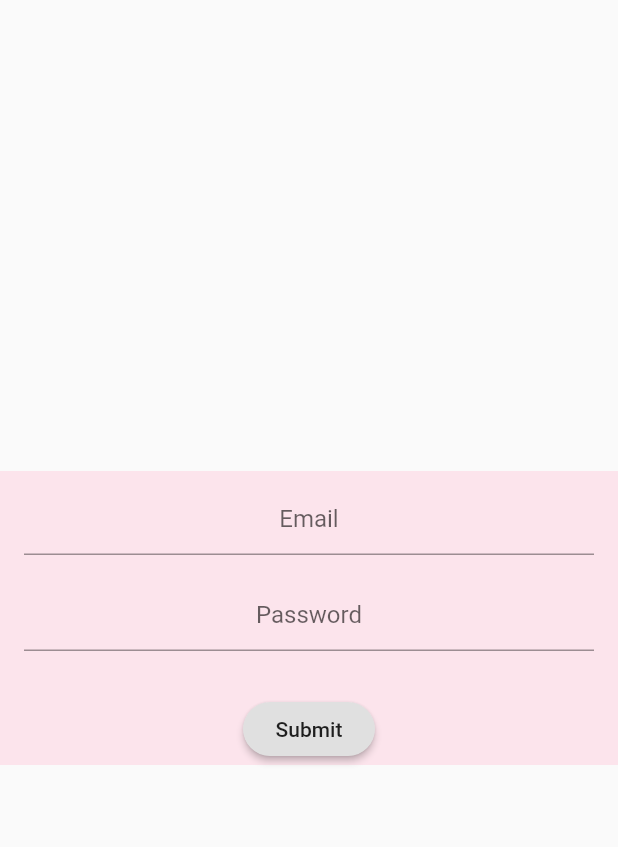
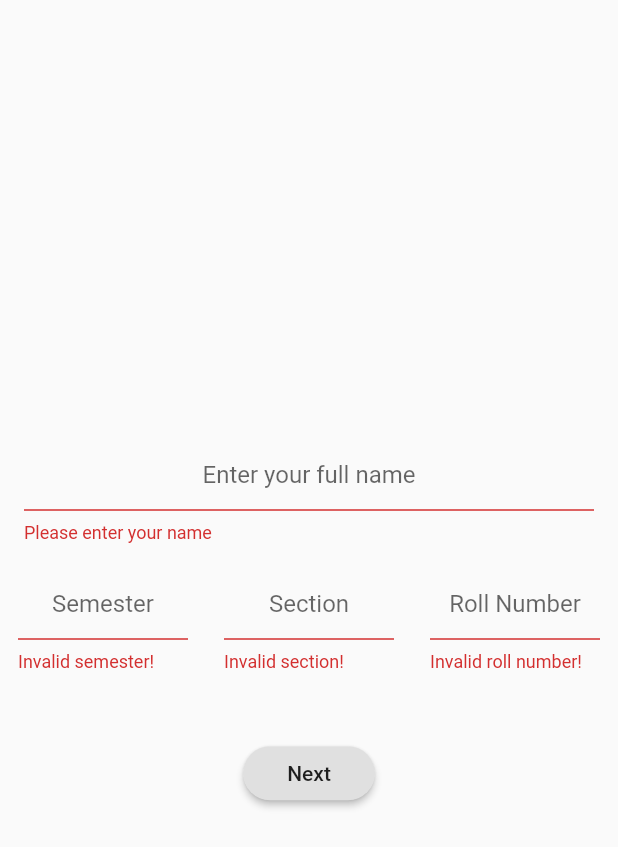
Before and after one commit to divyanshukrtiwari/campus-connect, a Flutter app: the screen it shows after launch, after a tap on "Next", on a phone screen of 412 x 824 dp. Shown: the top 847 px of the screen. Run offline on Flutter 3.47's test engine with Material 2 defaults, Android fonts, the phone set to English and light mode, and no system bars.

Commit message:
added auth screen

```diff
--- a/lib/main.dart
+++ b/lib/main.dart
@@ -1,5 +1,6 @@
 import 'package:flutter/material.dart';
-import 'package:my_class/ui/auth/walkthrough_screen.dart';
+import 'package:my_class/ui/auth/auth_screen.dart';
+import 'package:my_class/ui/auth/auth_set2.dart';
 
 void main() {
   runApp(MyApp());
@@ -14,7 +15,10 @@ class MyApp extends StatelessWidget {
         primarySwatch: Colors.blue,
         visualDensity: VisualDensity.adaptivePlatformDensity,
       ),
-      home: WalkthroughScreen(),
+      home: AuthScreen(),
+      routes: {
+        AuthSet2.routeName: (ctx) => AuthSet2(),
+      },
     );
   }
 }
--- a/lib/ui/auth/auth_form.dart
+++ /dev/null
@@ -1,227 +0,0 @@
-import 'package:flutter/material.dart';
-
-enum AuthQueSet { Set1, Set2 }
-
-class AuthForm extends StatefulWidget {
-  @override
-  _AuthFormState createState() => _AuthFormState();
-}
-
-class _AuthFormState extends State<AuthForm> {
-  AuthQueSet authQueSet = AuthQueSet.Set1;
-  @override
-  Widget build(BuildContext context) {
-    final size = MediaQuery.of(context).size;
-    return Center(
-      child: SingleChildScrollView(
-        child: Stack(
-          children: [
-            Container(
-              color: Colors.pink[50],
-              child: Form(
-                child: authQueSet == AuthQueSet.Set1
-                    ? Column(
-                        children: [
-                          Padding(
-                            padding: const EdgeInsets.symmetric(
-                                horizontal: 16, vertical: 8),
-                            child: TextFormField(
-                              decoration: InputDecoration(
-                                //labelText: 'Enter your Name',
-                                hintText: 'Enter your name',
-                                // border: OutlineInputBorder(
-                                // borderRadius: BorderRadius.circular(30),
-                                // ),
-                              ),
-                              style: TextStyle(
-                                color: Theme.of(context).primaryColor,
-                              ),
-                              textAlign: TextAlign.center,
-                              validator: (value) {
-                                if (value.isEmpty) {
-                                  return 'Please enter your name';
-                                }
-                              },
-                              onSaved: (value) {
-                                //_authData['username'] = value;
-                              },
-                            ),
-                          ),
-                          Row(
-                            children: [
-                              Flexible(
-                                child: Padding(
-                                  padding: const EdgeInsets.symmetric(
-                                      horizontal: 12, vertical: 8),
-                                  child: TextFormField(
-                                    decoration: InputDecoration(
-                                      //labelText: 'Semester',
-                                      hintText: 'Semester',
-                                      // border: OutlineInputBorder(
-                                      //   borderRadius: BorderRadius.circular(30),
-                                      // ),
-                                    ),
-                                    textAlign: TextAlign.center,
-                                    style: TextStyle(
-                                        color: Theme.of(context).primaryColor),
-                                    validator: (value) {
-                                      if (value.isEmpty) {
-                                        return 'Invalid username!';
-                                      }
-                                    },
-                                    onSaved: (value) {
-                                      //_authData['username'] = value;
-                                    },
-                                  ),
-                                ),
-                              ),
-                              Flexible(
-                                child: Padding(
-                                  padding: const EdgeInsets.symmetric(
-                                      horizontal: 12, vertical: 8),
-                                  child: TextFormField(
-                                    decoration: InputDecoration(
-                                      //labelText: 'Section',
-                                      hintText: 'Section',
-                                      // border: OutlineInputBorder(
-                                      //   borderRadius: BorderRadius.circular(30),
-                                      // ),
-                                    ),
-                                    textAlign: TextAlign.center,
-                                    style: TextStyle(
-                                        color: Theme.of(context).primaryColor),
-                                    validator: (value) {
-                                      if (value.isEmpty) {
-                                        return 'Invalid username!';
-                                      }
-                                    },
-                                    onSaved: (value) {
-                                      //_authData['username'] = value;
-                                    },
-                                  ),
-                                ),
-                              ),
-                              Flexible(
-                                child: Padding(
-                                  padding: const EdgeInsets.symmetric(
-                                      horizontal: 12, vertical: 8),
-                                  child: TextFormField(
-                                    decoration: InputDecoration(
-                                      //labelText: 'Roll Number',
-                                      hintText: 'Roll Number',
-                                      // border: OutlineInputBorder(
-                                      //   borderRadius: BorderRadius.circular(30),
-                                      // ),
-                                    ),
-                                    textAlign: TextAlign.center,
-                                    keyboardType: TextInputType.phone,
-                                    style: TextStyle(
-                                        color: Theme.of(context).primaryColor),
-                                    validator: (value) {
-                                      if (value.isEmpty) {
-                                        return 'Invalid username!';
-                                      }
-                                    },
-                                    onSaved: (value) {
-                                      //_authData['username'] = value;
-                                    },
-                                  ),
-                                ),
-                              ),
-                            ],
-                          ),
-                          SizedBox(
-                            height: 35,
-                          ),
-                          RaisedButton(
-                            onPressed: () {
-                              setState(() {
-                                authQueSet = AuthQueSet.Set2;
-                              });
-                            },
-                            shape: RoundedRectangleBorder(
-                              borderRadius: BorderRadius.circular(
-                                20,
-                              ),
-                            ),
-                            child: Text(
-                              "Next",
-                              // style: TextStyle(
-                              //   fontSize: 18,
-                              // ),
-                            ),
-                          )
-                        ],
-                      )
-                    : Column(
-                        children: [
-                          Padding(
-                            padding: const EdgeInsets.symmetric(
-                                horizontal: 16, vertical: 8),
-                            child: TextFormField(
-                              decoration: InputDecoration(
-                                //labelText: 'Email',
-                                hintText: 'Email',
-                                // border: OutlineInputBorder(
-                                //   borderRadius: BorderRadius.circular(30),
-                                // ),
-                              ),
-                              textAlign: TextAlign.center,
-                              keyboardType: TextInputType.emailAddress,
-                              style: TextStyle(
-                                  color: Theme.of(context).primaryColor),
-                              validator: (value) {
-                                if (value.isEmpty) {
-                                  return 'Please enter a valid ';
-                                }
-                              },
-                              onSaved: (value) {
-                                //_authData['username'] = value;
-                              },
-                            ),
-                          ),
-                          Padding(
-                            padding: const EdgeInsets.symmetric(
-                                horizontal: 16, vertical: 8),
-                            child: TextFormField(
-                              decoration: InputDecoration(
-                                //labelText: 'Password',
-                                hintText: 'Password',
-                                // border: OutlineInputBorder(
-                                //   borderRadius: BorderRadius.circular(30),
-                                // ),
-                              ),
-                              textAlign: TextAlign.center,
-                              keyboardType: TextInputType.emailAddress,
-                              style: TextStyle(
-                                  color: Theme.of(context).primaryColor),
-                              validator: (value) {
-                                if (value.isEmpty) {
-                                  return 'Please enter a valid password';
-                                }
-                              },
-                              onSaved: (value) {
-                                //_authData['username'] = value;
-                              },
-                            ),
-                          ),
-                          SizedBox(
-                            height: 20,
-                          ),
-                          RaisedButton(
-                            onPressed: () {},
-                            child: Text("Submit"),
-                            shape: RoundedRectangleBorder(
-                              borderRadius: BorderRadius.circular(20),
-                            ),
-                          )
-                        ],
-                      ),
-              ),
-            ),
-          ],
-        ),
-      ),
-    );
-  }
-}
--- /dev/null
+++ b/lib/ui/auth/auth_screen.dart
@@ -0,0 +1,25 @@
+import 'package:flutter/material.dart';
+import 'package:my_class/ui/auth/auth_set1.dart';
+import 'package:my_class/ui/auth/auth_set2.dart';
+
+
+class AuthScreen extends StatefulWidget {
+  @override
+  _AuthScreenState createState() => _AuthScreenState();
+}
+
+class _AuthScreenState extends State<AuthScreen> {
+
+  @override
+  Widget build(BuildContext context) {
+    return Scaffold(
+      body: Center(
+        child: SingleChildScrollView(
+          child: Container(
+            child: AuthSet1(),
+          ),
+        ),
+      ),
+    );
+  }
+}
--- /dev/null
+++ b/lib/ui/auth/auth_set1.dart
@@ -0,0 +1,147 @@
+import 'package:flutter/material.dart';
+
+import 'auth_set2.dart';
+
+class AuthSet1 extends StatefulWidget {
+  @override
+  _AuthSet1State createState() => _AuthSet1State();
+}
+
+class _AuthSet1State extends State<AuthSet1> {
+  final _formKey = GlobalKey<FormState>();
+
+  Map<String, String> _authDataSet1 = {
+    'name': '',
+    'sem': '',
+    'sec': '',
+    'rollno': '',
+  };
+  @override
+  Widget build(BuildContext context) {
+    return Form(
+      key: _formKey,
+      child: Column(
+        mainAxisSize: MainAxisSize.min,
+        children: [
+          Padding(
+            padding: const EdgeInsets.symmetric(horizontal: 16, vertical: 8),
+            child: TextFormField(
+              decoration: InputDecoration(
+                hintText: 'Enter your full name',
+              ),
+              style: TextStyle(
+                color: Theme.of(context).primaryColor,
+              ),
+              textAlign: TextAlign.center,
+              validator: (value) {
+                if (value.isEmpty || value.length < 4) {
+                  return 'Please enter your name';
+                }
+                return null;
+              },
+              onSaved: (value) {
+                _authDataSet1['name'] = value;
+              },
+            ),
+          ),
+          Row(
+            children: [
+              Flexible(
+                child: Padding(
+                  padding:
+                      const EdgeInsets.symmetric(horizontal: 12, vertical: 8),
+                  child: TextFormField(
+                    decoration: InputDecoration(
+                      hintText: 'Semester',
+                    ),
+                    textAlign: TextAlign.center,
+                    keyboardType: TextInputType.phone,
+                    style: TextStyle(color: Theme.of(context).primaryColor),
+                    validator: (value) {
+                      if (value.isEmpty) {
+                        return 'Invalid semester!';
+                      }
+                      return null;
+                    },
+                    onSaved: (value) {
+                      _authDataSet1['semester'] = value;
+                    },
+                  ),
+                ),
+              ),
+              Flexible(
+                child: Padding(
+                  padding:
+                      const EdgeInsets.symmetric(horizontal: 12, vertical: 8),
+                  child: TextFormField(
+                    decoration: InputDecoration(
+                      hintText: 'Section',
+                    ),
+                    textAlign: TextAlign.center,
+                    style: TextStyle(color: Theme.of(context).primaryColor),
+                    validator: (value) {
+                      if (value.isEmpty) {
+                        return 'Invalid section!';
+                      }
+                      return null;
+                    },
+                    onSaved: (value) {
+                      _authDataSet1['section'] = value;
+                    },
+                  ),
+                ),
+              ),
+              Flexible(
+                child: Padding(
+                  padding:
+                      const EdgeInsets.symmetric(horizontal: 12, vertical: 8),
+                  child: TextFormField(
+                    decoration: InputDecoration(
+                      hintText: 'Roll Number',
+                    ),
+                    textAlign: TextAlign.center,
+                    keyboardType: TextInputType.phone,
+                    style: TextStyle(color: Theme.of(context).primaryColor),
+                    validator: (value) {
+                      if (value.isEmpty) {
+                        return 'Invalid roll number!';
+                      }
+                    },
+                    onSaved: (value) {
+                      _authDataSet1['rollno'] = value;
+                    },
+                  ),
+                ),
+              ),
+            ],
+          ),
+          SizedBox(
+            height: 35,
+          ),
+          RaisedButton(
+            onPressed: () {
+              final isValid = _formKey.currentState.validate();
+
+              FocusScope.of(context).unfocus();
+
+              if (isValid) {
+                Navigator.of(context).pushNamed(AuthSet2.routeName, arguments: [
+                _authDataSet1['name'],
+                _authDataSet1['semester'],
+                _authDataSet1['section'],
+                _authDataSet1['rollno'],
+              ]);
+              }
+            },
+            shape: RoundedRectangleBorder(
+              borderRadius: BorderRadius.circular(
+                20,
+              ),
+            ),
+            child: Text("Next"),
+          )
+        ],
+      ),
+    );
+  }
+}
--- /dev/null
+++ b/lib/ui/auth/auth_set2.dart
@@ -0,0 +1,84 @@
+import 'package:flutter/material.dart';
+
+class AuthSet2 extends StatefulWidget {
+  static const routeName = 'AuthSet2';
+  @override
+  _AuthSet2State createState() => _AuthSet2State();
+}
+
+class _AuthSet2State extends State<AuthSet2> {
+  @override
+  Widget build(BuildContext context) {
+    return Scaffold(
+      body: Center(
+        child: Container(
+          child: Form(
+            child: Column(
+              mainAxisSize: MainAxisSize.min,
+              children: [
+                Padding(
+                  padding:
+                      const EdgeInsets.symmetric(horizontal: 16, vertical: 8),
+                  child: TextFormField(
+                    decoration: InputDecoration(
+                      //labelText: 'Email',
+                      hintText: 'Email',
+                      // border: OutlineInputBorder(
+                      //   borderRadius: BorderRadius.circular(30),
+                      // ),
+                    ),
+                    textAlign: TextAlign.center,
+                    keyboardType: TextInputType.emailAddress,
+                    style: TextStyle(color: Theme.of(context).primaryColor),
+                    validator: (value) {
+                      if (value.isEmpty) {
+                        return 'Please enter a valid ';
+                      }
+                    },
+                    onSaved: (value) {
+                      //_authData['username'] = value;
+                    },
+                  ),
+                ),
+                Padding(
+                  padding:
+                      const EdgeInsets.symmetric(horizontal: 16, vertical: 8),
+                  child: TextFormField(
+                    decoration: InputDecoration(
+                      //labelText: 'Password',
+                      hintText: 'Password',
+                      // border: OutlineInputBorder(
+                      //   borderRadius: BorderRadius.circular(30),
+                      // ),
+                    ),
+                    textAlign: TextAlign.center,
+                    keyboardType: TextInputType.emailAddress,
+                    style: TextStyle(color: Theme.of(context).primaryColor),
+                    validator: (value) {
+                      if (value.isEmpty) {
+                        return 'Please enter a valid password';
+                      }
+                    },
+                    onSaved: (value) {
+                      //_authData['username'] = value;
+                    },
+                  ),
+                ),
+                SizedBox(
+                  height: 20,
+                ),
+                RaisedButton(
+                  onPressed: () {},
+                  child: Text("Submit"),
+                  shape: RoundedRectangleBorder(
+                    borderRadius: BorderRadius.circular(20),
+                  ),
+                )
+              ],
+            ),
+          ),
+        ),
+      ),
+    );
+  }
+}
--- a/lib/ui/auth/walkthrough_screen.dart
+++ /dev/null
@@ -1,16 +0,0 @@
-import 'package:flutter/material.dart';
-import 'package:my_class/ui/auth/auth_form.dart';
-
-class WalkthroughScreen extends StatefulWidget {
-  @override
-  _WalkthroughScreenState createState() => _WalkthroughScreenState();
-}
-
-class _WalkthroughScreenState extends State<WalkthroughScreen> {
-  @override
-  Widget build(BuildContext context) {
-    return Scaffold(
-      body: AuthForm(),
-    );
-  }
-}
```
